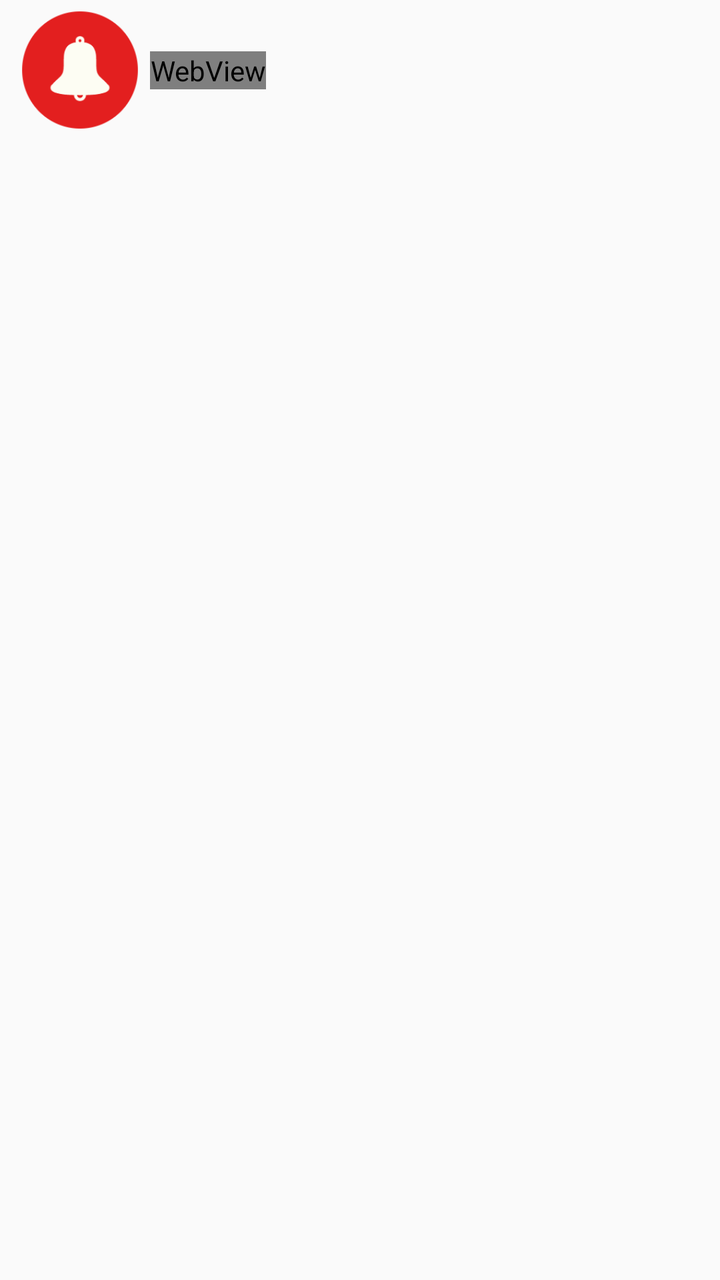
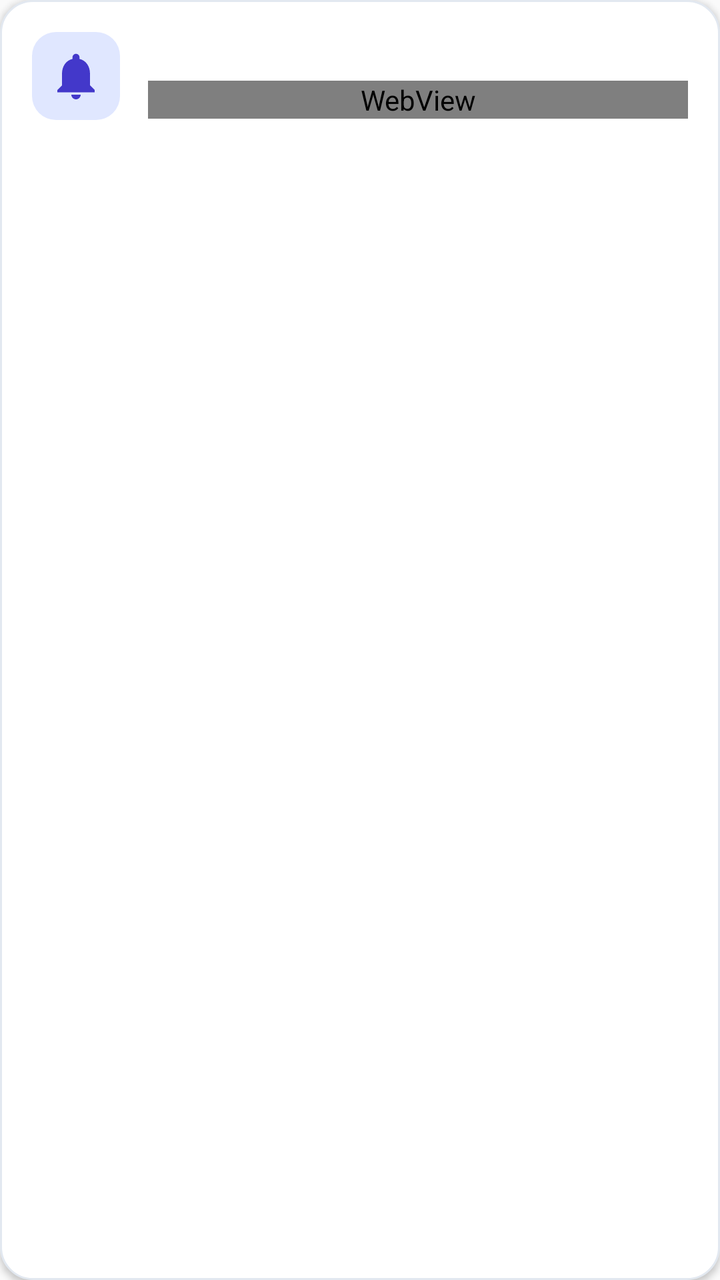

The first picture is an Android layout as it rendered before a commit; the second is the same layout after the commit. The layout source and the unified diff follow.
<!-- AndroidManifest.xml: application theme AppTheme -->
<!-- res/layout/notificationlist.xml -->
<?xml version="1.0" encoding="utf-8"?>
<RelativeLayout xmlns:android="http://schemas.android.com/apk/res/android"
                android:id="@+id/relative"
                android:layout_width="fill_parent"
                android:layout_height="fill_parent"
                android:layout_marginTop="15dp">


    <ImageView
        android:id="@+id/icon"
        android:layout_width="70dp"
        android:layout_height="70dp"
        android:layout_marginLeft="5dp"
        android:padding="5dp"
        android:src="@drawable/bell"/>


    <TextView
        android:id="@+id/title"
        android:layout_width="wrap_content"
        android:layout_height="wrap_content"
        android:layout_toRightOf="@+id/icon"
        android:paddingLeft="5dp"
        android:paddingTop="4dp"
        android:textSize="16dp"
        android:textStyle="bold"/>

    <WebView
        android:id="@+id/webview"
        android:layout_width="wrap_content"
        android:layout_height="wrap_content"
        android:layout_below="@+id/title"
        android:layout_toRightOf="@+id/icon">

    </WebView>

    <TextView
        android:id="@+id/date"
        android:layout_width="wrap_content"
        android:layout_height="wrap_content"
        android:layout_below="@+id/webview"
        android:layout_toRightOf="@+id/icon"
        android:gravity="right"
        android:paddingLeft="5dp"
        android:textColor="#75000000"
        android:textSize="12dp"/>
</RelativeLayout>
<!-- resources referenced by this layout -->
<resources>
  <!-- drawable bell: png bitmap (drawable, 4777 bytes) -->
  <style name="AppTheme" parent="Theme.AppCompat.Light.DarkActionBar">
          
          <item name="colorPrimary">@color/colorPrimary</item>
          <item name="colorPrimaryDark">@color/colorPrimaryDark</item>
          <item name="colorAccent">@color/colorAccent</item>
      </style>
  <color name="colorPrimary">#3F51B5</color>
  <color name="colorPrimaryDark">#303F9F</color>
  <color name="colorAccent">#6495ED</color>
</resources>

<!-- the commit's change to res/layout/notificationlist.xml (unified diff, before → after) -->
@@ -1,47 +1,56 @@
 <?xml version="1.0" encoding="utf-8"?>
-<RelativeLayout xmlns:android="http://schemas.android.com/apk/res/android"
-                android:id="@+id/relative"
-                android:layout_width="fill_parent"
-                android:layout_height="fill_parent"
-                android:layout_marginTop="15dp">
+<LinearLayout xmlns:android="http://schemas.android.com/apk/res/android"
+    android:id="@+id/relative"
+    android:layout_width="match_parent"
+    android:layout_height="wrap_content"
+    android:background="@drawable/bg_menu_card"
+    android:elevation="2dp"
+    android:orientation="horizontal"
+    android:padding="16dp">
 
+    
+    <FrameLayout
+        android:layout_width="44dp"
+        android:layout_height="44dp"
+        android:layout_marginEnd="14dp"
+        android:background="@drawable/bg_icon_container"
+        android:backgroundTint="#E0E7FF"
+        android:padding="8dp">
 
-    <ImageView
-        android:id="@+id/icon"
-        android:layout_width="70dp"
-        android:layout_height="70dp"
-        android:layout_marginLeft="5dp"
-        android:padding="5dp"
-        android:src="@drawable/bell"/>
+        <ImageView
+            android:id="@+id/icon"
+            android:layout_width="match_parent"
+            android:layout_height="match_parent"
+            android:contentDescription="@null"
+            android:src="@drawable/ic_notifications_modern" />
+    </FrameLayout>
 
+    <LinearLayout
+        android:layout_width="0dp"
+        android:layout_height="wrap_content"
+        android:layout_weight="1"
+        android:orientation="vertical">
 
-    <TextView
-        android:id="@+id/title"
-        android:layout_width="wrap_content"
-        android:layout_height="wrap_content"
-        android:layout_toRightOf="@+id/icon"
-        android:paddingLeft="5dp"
-        android:paddingTop="4dp"
-        android:textSize="16dp"
-        android:textStyle="bold"/>
+        <TextView
+            android:id="@+id/title"
+            android:layout_width="wrap_content"
+            android:layout_height="wrap_content"
+            android:textColor="#0F172A"
+            android:textSize="15sp"
+            android:textStyle="bold" />
 
-    <WebView
-        android:id="@+id/webview"
-        android:layout_width="wrap_content"
-        android:layout_height="wrap_content"
-        android:layout_below="@+id/title"
-        android:layout_toRightOf="@+id/icon">
+        <WebView
+            android:id="@+id/webview"
+            android:layout_width="match_parent"
+            android:layout_height="wrap_content"
+            android:layout_marginTop="4dp" />
 
-    </WebView>
-
-    <TextView
-        android:id="@+id/date"
-        android:layout_width="wrap_content"
-        android:layout_height="wrap_content"
-        android:layout_below="@+id/webview"
-        android:layout_toRightOf="@+id/icon"
-        android:gravity="right"
-        android:paddingLeft="5dp"
-        android:textColor="#75000000"
-        android:textSize="12dp"/>
-</RelativeLayout>
+        <TextView
+            android:id="@+id/date"
+            android:layout_width="wrap_content"
+            android:layout_height="wrap_content"
+            android:layout_marginTop="6dp"
+            android:textColor="#94A3B8"
+            android:textSize="12sp" />
+    </LinearLayout>
+</LinearLayout>
<!-- resource entries referenced after the edit -->
@@ -1,6 +1,40 @@
 <!-- resources referenced by this layout -->
 <resources>
-  <!-- drawable bell: png bitmap (drawable, 4777 bytes) -->
+  <!-- drawable bg_icon_container (drawable) -->
+  <?xml version="1.0" encoding="utf-8"?>
+  <shape xmlns:android="http://schemas.android.com/apk/res/android">
+      <solid android:color="#F1F5F9" />
+      <corners android:radius="12dp" />
+  </shape>
+  <!-- drawable bg_menu_card (drawable) -->
+  <?xml version="1.0" encoding="utf-8"?>
+  <selector xmlns:android="http://schemas.android.com/apk/res/android">
+      <item android:state_pressed="true">
+          <shape>
+              <solid android:color="#F8FAFC" />
+              <corners android:radius="16dp" />
+              <stroke android:width="1.5dp" android:color="#2563EB" />
+          </shape>
+      </item>
+      <item>
+          <shape>
+              <solid android:color="#FFFFFF" />
+              <corners android:radius="16dp" />
+              <stroke android:width="1dp" android:color="#E2E8F0" />
+          </shape>
+      </item>
+  </selector>
+  <!-- drawable ic_notifications_modern (drawable) -->
+  <?xml version="1.0" encoding="utf-8"?>
+  <vector xmlns:android="http://schemas.android.com/apk/res/android"
+      android:width="24dp"
+      android:height="24dp"
+      android:viewportWidth="24"
+      android:viewportHeight="24">
+      <path
+          android:fillColor="#4338CA"
+          android:pathData="M12,22c1.1,0 2,-0.9 2,-2h-4c0,1.1 0.9,2 2,2zM18,16v-5c0,-3.07 -1.63,-5.64 -4.5,-6.32V4c0,-0.83 -0.67,-1.5 -1.5,-1.5s-1.5,0.67 -1.5,1.5v0.68C7.64,5.36 6,7.92 6,11v5l-2,2v1h16v-1l-2,-2z"/>
+  </vector>
   <style name="AppTheme" parent="Theme.AppCompat.Light.DarkActionBar">
           
           <item name="colorPrimary">@color/colorPrimary</item>
